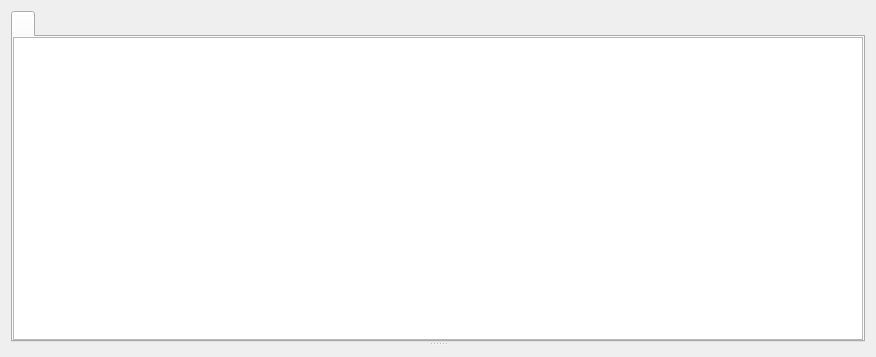
This is ilastik/applets/dataSelection/dataSelection.ui in ilastik/ilastik as Qt 5 draws it before an edit. The edited form follows.
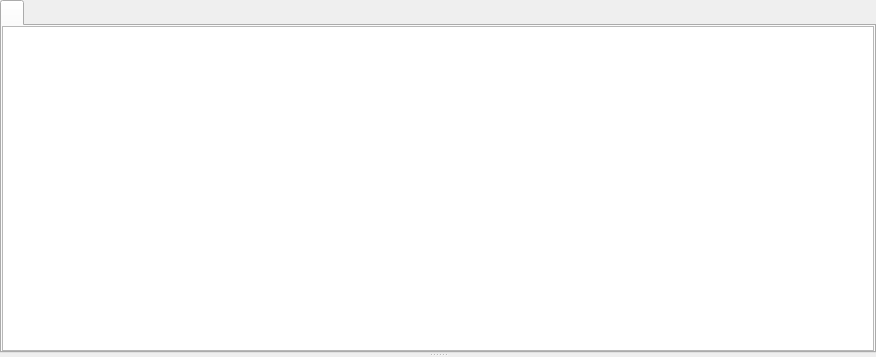
This is the edited form. Custom widgets are drawn as their Qt base class.

The edit to the form file:
```diff
--- a/ilastik/applets/dataSelection/dataSelection.ui
+++ b/ilastik/applets/dataSelection/dataSelection.ui
@@ -14,6 +14,9 @@
    <string>Form</string>
   </property>
   <layout class="QVBoxLayout" name="verticalLayout_2">
+   <property name="margin">
+    <number>0</number>
+   </property>
    <item>
     <widget class="QSplitter" name="splitter">
      <property name="orientation">
```
